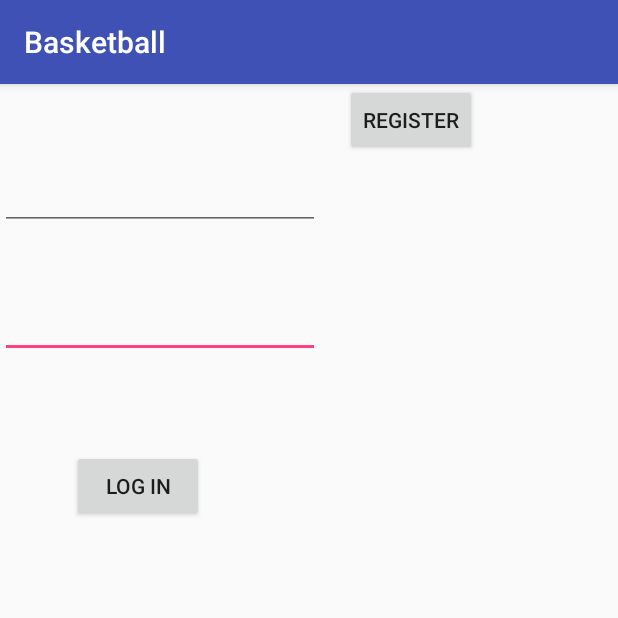
After one commit to xenioPL/MDCG, an Android app: the LoginActivity screen opened directly, with no data from a screen before it, on a phone screen of 412 x 824 dp, the top half of it. The commit adds this screen. Run offline under Robolectric (Android 15) with nearby library versions, the phone set to English and light mode, and no system bars; our stand-ins replace Firebase (no records; nobody signed in at launch, a user with empty details on screens opened directly).

Commit message:
Added LoginActivity

```diff
--- a/app/build.gradle
+++ b/app/build.gradle
@@ -26,6 +26,8 @@ dependencies {
     testImplementation 'junit:junit:4.12'
     androidTestImplementation 'com.android.support.test:runner:1.0.1'
     androidTestImplementation 'com.android.support.test.espresso:espresso-core:3.0.1'
+    compile "com.google.firebase:firebase-auth:15.0.0"
 
     api 'devlight.io:navigationtabbar:1.2.5'
 }
+apply plugin: 'com.google.gms.google-services'
--- a/app/src/main/AndroidManifest.xml
+++ b/app/src/main/AndroidManifest.xml
@@ -1,6 +1,8 @@
 <?xml version="1.0" encoding="utf-8"?>
 <manifest xmlns:android="http://schemas.android.com/apk/res/android"
     package="com.basketball.mdgc.basketball">
+
+    <uses-permission android:name="android.permission.INTERNET" />
 
     <application
         android:allowBackup="true"
@@ -19,6 +21,8 @@
                 <category android:name="android.intent.category.LAUNCHER" />
             </intent-filter>
         </activity>
+        <activity android:name=".LoginActivity" />
+        <activity android:name=".Main3Activity"></activity>
     </application>
 
 </manifest>
--- /dev/null
+++ b/app/src/main/java/com/basketball/mdgc/basketball/LoginActivity.java
@@ -0,0 +1,133 @@
+package com.basketball.mdgc.basketball;
+
+import android.content.Intent;
+import android.os.Bundle;
+import android.support.annotation.NonNull;
+import android.support.v7.app.AppCompatActivity;
+import android.text.TextUtils;
+import android.view.View;
+import android.widget.Button;
+import android.widget.EditText;
+import android.widget.ImageView;
+import android.widget.Toast;
+
+import com.google.android.gms.tasks.OnCompleteListener;
+import com.google.android.gms.tasks.Task;
+import com.google.firebase.auth.AuthResult;
+import com.google.firebase.auth.FirebaseAuth;
+
+public class LoginActivity extends AppCompatActivity {
+
+    private EditText inputEmail, inputPassword;
+    private Button btnSignIn, btnSignUp;
+    private FirebaseAuth auth;
+    private ImageView imageView;
+
+    @Override
+    protected void onCreate(Bundle savedInstanceState) {
+        super.onCreate(savedInstanceState);
+        setContentView(R.layout.activity_main2);
+
+        auth = FirebaseAuth.getInstance();
+
+        btnSignIn =  findViewById(R.id.sign_in_button);
+        btnSignUp =  findViewById(R.id.sign_up_button);
+        inputEmail =  findViewById(R.id.email);
+        inputPassword =  findViewById(R.id.password);
+        imageView =  findViewById(R.id.loading_image);
+
+        btnSignIn.setOnClickListener(new View.OnClickListener() {
+            @Override
+            public void onClick(View v) {
+                String email = inputEmail.getText().toString();
+                final String password = inputPassword.getText().toString();
+
+                if (TextUtils.isEmpty(email)) {
+                    Toast.makeText(getApplicationContext(), "Enter email address!", Toast.LENGTH_SHORT).show();
+                    return;
+                }
+
+                if (TextUtils.isEmpty(password)) {
+                    Toast.makeText(getApplicationContext(), "Enter password!", Toast.LENGTH_SHORT).show();
+                    return;
+                }
+
+                imageView.setVisibility(View.VISIBLE);
+
+                //authenticate user
+                auth.signInWithEmailAndPassword(email, password)
+                        .addOnCompleteListener(LoginActivity.this, new OnCompleteListener<AuthResult>() {
+                            @Override
+                            public void onComplete(@NonNull Task<AuthResult> task) {
+                                // If sign in fails, display a message to the user. If sign in succeeds
+                                // the auth state listener will be notified and logic to handle the
+                                // signed in user can be handled in the listener.
+                                imageView.setVisibility(View.GONE);
+                                if (!task.isSuccessful()) {
+                                    // there was an error
+                                    if (password.length() < 6) {
+                                        inputPassword.setError("Password too short");
+                                    } else {
+                                        Toast.makeText(LoginActivity.this, "bad email or password", Toast.LENGTH_LONG).show();
+                                    }
+                                } else {
+                                    Intent intent = new Intent(LoginActivity.this, Main3Activity.class);
+                                    startActivity(intent);
+                                }
+                            }
+                        });
+            }
+        });
+        btnSignUp.setOnClickListener(new View.OnClickListener() {
+            @Override
+            public void onClick(View v) {
+
+                String email = inputEmail.getText().toString().trim();
+                String password = inputPassword.getText().toString().trim();
+
+                if (TextUtils.isEmpty(email)) {
+                    Toast.makeText(getApplicationContext(), "Enter email address!", Toast.LENGTH_SHORT).show();
+                    return;
+                }
+
+                if (TextUtils.isEmpty(password)) {
+                    Toast.makeText(getApplicationContext(), "Enter password!", Toast.LENGTH_SHORT).show();
+                    return;
+                }
+
+                if (password.length() < 6) {
+                    Toast.makeText(getApplicationContext(), "Password too short, enter minimum 6 characters!", Toast.LENGTH_SHORT).show();
+                    return;
+                }
+
+                imageView.setVisibility(View.VISIBLE);
+                //create user
+                auth.createUserWithEmailAndPassword(email, password)
+                        .addOnCompleteListener(LoginActivity.this, new OnCompleteListener<AuthResult>() {
+                            @Override
+                            public void onComplete(@NonNull Task<AuthResult> task) {
+                                Toast.makeText(LoginActivity.this, "createUserWithEmail:onComplete:" + task.isSuccessful(), Toast.LENGTH_SHORT).show();
+                                imageView.setVisibility(View.GONE);
+                                // If sign in fails, display a message to the user. If sign in succeeds
+                                // the auth state listener will be notified and logic to handle the
+                                // signed in user can be handled in the listener.
+                                if (!task.isSuccessful()) {
+                                    Toast.makeText(LoginActivity.this, "Authentication failed." + task.getException(),
+                                            Toast.LENGTH_SHORT).show();
+                                } else {
+                                    startActivity(new Intent(LoginActivity.this, LoginActivity.class));
+                                    finish();
+                                }
+                            }
+                        });
+
+            }
+        });
+
+    }
+    @Override
+    protected void onResume() {
+        super.onResume();
+        imageView.setVisibility(View.GONE);
+    }
+}
--- a/app/src/main/java/com/basketball/mdgc/basketball/MainActivity.java
+++ b/app/src/main/java/com/basketball/mdgc/basketball/MainActivity.java
@@ -1,11 +1,7 @@
 package com.basketball.mdgc.basketball;
 
 import android.os.Bundle;
-import android.support.design.widget.FloatingActionButton;
-import android.support.design.widget.Snackbar;
 import android.support.v7.app.AppCompatActivity;
-import android.support.v7.widget.Toolbar;
-import android.view.View;
 import android.view.Menu;
 import android.view.MenuItem;
 
--- /dev/null
+++ b/app/src/main/res/layout/activity_main2.xml
@@ -0,0 +1,68 @@
+<?xml version="1.0" encoding="utf-8"?>
+<android.support.constraint.ConstraintLayout xmlns:android="http://schemas.android.com/apk/res/android"
+    xmlns:app="http://schemas.android.com/apk/res-auto"
+    xmlns:tools="http://schemas.android.com/tools"
+    android:layout_width="match_parent"
+    android:layout_height="match_parent"
+    tools:context=".LoginActivity">
+
+    <ImageView
+        android:id="@+id/loading_image"
+        android:layout_width="258dp"
+        android:layout_height="476dp"
+        android:layout_marginEnd="8dp"
+        android:layout_marginLeft="8dp"
+        android:layout_marginRight="8dp"
+        android:layout_marginStart="8dp"
+        android:visibility="invisible"
+        app:layout_constraintEnd_toEndOf="parent"
+        app:layout_constraintHorizontal_bias="0.363"
+        app:layout_constraintStart_toStartOf="parent"
+        app:srcCompat="@drawable/common_google_signin_btn_icon_dark"
+        tools:layout_editor_absoluteY="17dp" />
+
+    <Button
+        android:id="@+id/sign_in_button"
+        android:layout_width="wrap_content"
+        android:layout_height="wrap_content"
+        android:layout_marginLeft="48dp"
+        android:layout_marginStart="48dp"
+        android:layout_marginTop="244dp"
+        android:text="Log In"
+        app:layout_constraintStart_toStartOf="parent"
+        app:layout_constraintTop_toTopOf="parent" />
+
+    <Button
+        android:id="@+id/sign_up_button"
+        android:layout_width="wrap_content"
+        android:layout_height="wrap_content"
+        android:layout_marginEnd="8dp"
+        android:layout_marginLeft="8dp"
+        android:layout_marginRight="8dp"
+        android:layout_marginStart="8dp"
+        android:text="Register"
+        app:layout_constraintEnd_toEndOf="parent"
+        app:layout_constraintStart_toEndOf="@+id/sign_in_button"
+        tools:layout_editor_absoluteY="246dp" />
+
+    <EditText
+        android:id="@+id/password"
+        android:layout_width="wrap_content"
+        android:layout_height="wrap_content"
+        android:layout_marginTop="40dp"
+        android:ems="10"
+        android:inputType="textPassword"
+        app:layout_constraintTop_toBottomOf="@+id/email"
+        tools:layout_editor_absoluteX="89dp" />
+
+    <EditText
+        android:id="@+id/email"
+        android:layout_width="wrap_content"
+        android:layout_height="wrap_content"
+        android:layout_marginTop="52dp"
+        android:ems="10"
+        android:inputType="textEmailAddress"
+        app:layout_constraintTop_toTopOf="parent"
+        tools:layout_editor_absoluteX="96dp" />
+
+</android.support.constraint.ConstraintLayout>
--- a/build.gradle
+++ b/build.gradle
@@ -8,6 +8,7 @@ buildscript {
     }
     dependencies {
         classpath 'com.android.tools.build:gradle:3.1.1'
+        classpath 'com.google.gms:google-services:3.2.1'
 
 
         // NOTE: Do not place your application dependencies here; they belong
```
Also changed, not shown: app/src/main/java/com/basketball/mdgc/basketball/Main3Activity.java (added, +13 -0 lines), app/src/main/res/layout/activity_main3.xml (added, +9 -0 lines), 1 other file.
